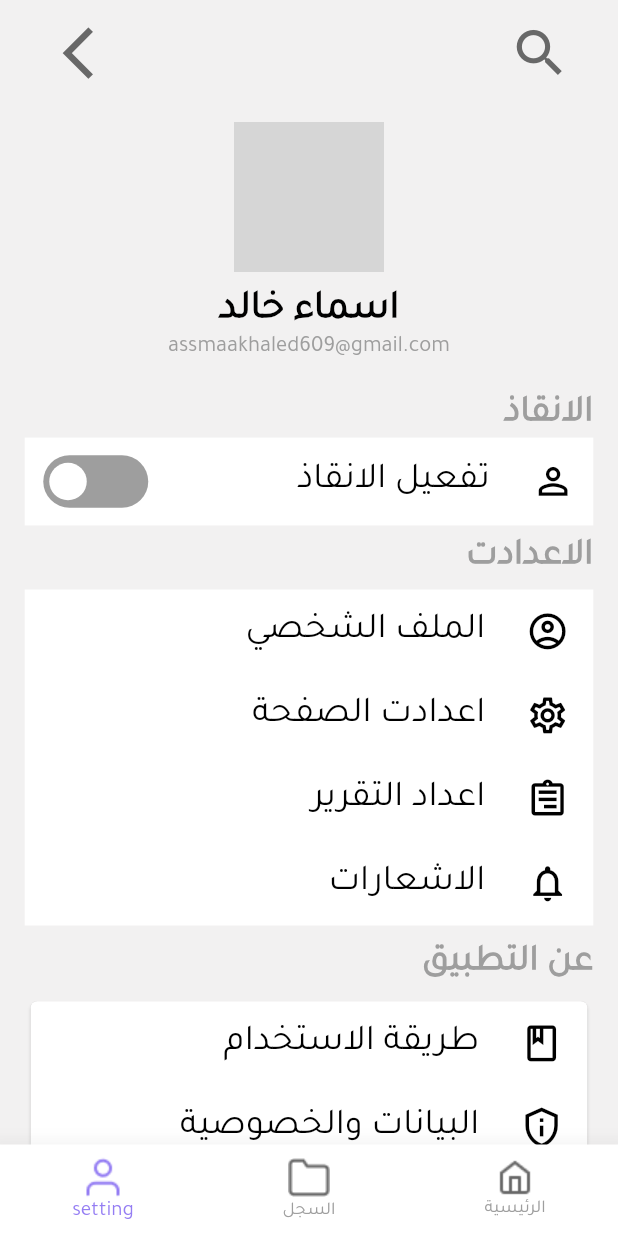
After one commit to Mohamed-Mohanad/PulseApp, a Flutter app: the screen it shows after launch, item 3 of the bottom bar chosen, on a phone screen of 412 x 824 dp. The commit adds this screen. Run offline on Flutter 3.47's test engine with Material 2 defaults, Android fonts, the phone set to English and light mode, and no system bars; drawn by our look-alikes of flutter_switch; our stand-ins replace bloc, cached_network_image, dio, firebase_core, flutter_bloc, flutter_screenutil and 5 more; missing offline and left inert: animate_icons, cloud_firestore_web, day_night_time_picker, firebase_core_web, firebase_database_web, firebase_messaging_web and 1 more; accounts and stored records are empty; network calls fail; grey boxes are pictures that could not be loaded.

Commit message:
under controoool

```diff
--- a/lib/Layout/Main/main_screen.dart
+++ b/lib/Layout/Main/main_screen.dart
@@ -64,7 +64,7 @@ class MainScreen extends StatelessWidget {
           ),
           body: Stack(
             children: [
-              cubit.bottomScreens[cubit.currentIndex],
+              cubit.patientBottomScreens[cubit.currentIndex],
               if (cubit.showHoverScreen)
                 Container(
                   width: double.infinity,
--- /dev/null
+++ b/lib/Layout/helper_main_screen/helper_main_screen.dart
@@ -0,0 +1,52 @@
+import 'package:flutter/material.dart';
+import 'package:flutter_bloc/flutter_bloc.dart';
+
+import '../../Shared/Cubit/cubit.dart';
+import '../../Shared/Cubit/states.dart';
+import '../../Shared/Style/color.dart';
+
+class HelperMainScreen extends StatelessWidget {
+  const HelperMainScreen({Key? key}) : super(key: key);
+
+  @override
+  Widget build(BuildContext context) {
+    return BlocConsumer<AppCubit, AppStates>(
+      listener: (context, state) {},
+      builder: (context, state) {
+        var cubit = AppCubit.get(context);
+        return Scaffold(
+          body: cubit.helperBottomScreens[cubit.currentIndex],
+          bottomNavigationBar: BottomNavigationBar(
+            currentIndex: cubit.currentIndex,
+            onTap: (index) {
+              cubit.changeBottomNav(index);
+            },
+            items: [
+              BottomNavigationBarItem(
+                icon: Image.asset(
+                  "assets/icons/home.png",
+                  color: cubit.currentIndex == 0 ? primaryColor : blackColor,
+                ),
+                label: 'الرئيسية',
+              ),
+              BottomNavigationBarItem(
+                icon: Image.asset(
+                  "assets/icons/history.png",
+                  color: cubit.currentIndex == 1 ? primaryColor : blackColor,
+                ),
+                label: 'السجل',
+              ),
+              BottomNavigationBarItem(
+                icon: Image.asset(
+                  "assets/icons/user.png",
+                  color: cubit.currentIndex == 2 ? primaryColor : blackColor,
+                ),
+                label: 'setting',
+              ),
+            ],
+          ),
+        );
+      },
+    );
+  }
+}
--- a/lib/Layout/onboarding_advices/onboarding_advices.dart
+++ b/lib/Layout/onboarding_advices/onboarding_advices.dart
@@ -4,7 +4,7 @@ import 'package:flutter/material.dart';
 import 'package:smooth_page_indicator/smooth_page_indicator.dart';
 
 import '../../Models/onboarding_advices_data/onboarding_advices_data.dart';
-import '../../Modules/registration_screen/registration_screen.dart';
+import '../../Modules/helper_home_screen/helper_home_screen.dart';
 import '../../Shared/Components/components.dart';
 import '../../Shared/Style/color.dart';
 import '../../Shared/Style/theme.dart';
@@ -166,7 +166,7 @@ class _OnBoardingAdvicesScreen extends State<OnBoardingAdvicesScreen> {
                       if (isLast) {
                         navigateAndFinish(
                           context,
-                          RegistrationScreen(),
+                          const HelperHomeScreen(),
                         );
                       } else {
                         pageController.nextPage(
--- a/lib/Layout/helper_home_screen/helper_home_screen.dart
+++ b/lib/Modules/helper_home_screen/helper_home_screen.dart
@@ -1,9 +1,10 @@
 import 'package:flutter/material.dart';
+import 'package:flutter_screenutil/flutter_screenutil.dart';
 
+import '../../Layout/onboarding_advices/onboarding_advices.dart';
 import '../../Shared/Components/components.dart';
 import '../../Shared/Style/color.dart';
 import '../../Shared/Style/theme.dart';
-import '../onboarding_advices/onboarding_advices.dart';
 
 class HelperHomeScreen extends StatefulWidget {
   const HelperHomeScreen({Key? key}) : super(key: key);
@@ -187,7 +188,7 @@ class _HelperHomeScreenState extends State<HelperHomeScreen> {
                         height: size.height * 0.02,
                       ),
                       Expanded(
-                        flex: 3,
+                        flex: 4,
                         child: Container(
                           width: size.width,
                           decoration: BoxDecoration(
@@ -227,7 +228,7 @@ class _HelperHomeScreenState extends State<HelperHomeScreen> {
                                   ],
                                 ),
                               ),
-                              const VerticalSpace(
+                              VerticalSpace(
                                 height: 15.0,
                               ),
                               Text(
@@ -284,6 +285,11 @@ class _HelperHomeScreenState extends State<HelperHomeScreen> {
                           child: Row(
                             mainAxisAlignment: MainAxisAlignment.center,
                             children: [
+                              Icon(
+                                Icons.notifications,
+                                color: primaryColor,
+                                size: size.width * 0.08,
+                              ),
                               Container(
                                 padding: EdgeInsets.only(
                                   left: size.width * 0.12,
@@ -298,11 +304,6 @@ class _HelperHomeScreenState extends State<HelperHomeScreen> {
                                   textAlign: TextAlign.center,
                                 ),
                               ),
-                              Icon(
-                                Icons.notifications,
-                                color: primaryColor,
-                                size: size.width * 0.08,
-                              ),
                             ],
                           ),
                         ),
@@ -311,6 +312,7 @@ class _HelperHomeScreenState extends State<HelperHomeScreen> {
                         height: size.height * 0.02,
                       ),
                       Expanded(
+                        flex: 2,
                         child: MaterialButton(
                           color: primaryColor.withOpacity(0.8),
                           minWidth: size.width,
@@ -328,6 +330,7 @@ class _HelperHomeScreenState extends State<HelperHomeScreen> {
                             style: bodyText().copyWith(
                               color: Colors.white,
                               fontWeight: FontWeight.bold,
+                              fontSize: 22.0.sp,
                             ),
                           ),
                         ),
@@ -342,7 +345,7 @@ class _HelperHomeScreenState extends State<HelperHomeScreen> {
                   ),
                 ),
               ),
-            )
+            ),
           ],
         ),
       ),
--- /dev/null
+++ b/lib/Modules/helper_setting/helper_setting_screen.dart
@@ -0,0 +1,240 @@
+import 'package:flutter/material.dart';
+import 'package:flutter_screenutil/flutter_screenutil.dart';
+import 'package:flutter_switch/flutter_switch.dart';
+import 'package:pulse_app/Shared/Components/components.dart';
+import 'package:pulse_app/Shared/Style/color.dart';
+import 'package:pulse_app/Shared/Style/theme.dart';
+
+class HelperSettingScreen extends StatefulWidget {
+  static const routeName = "/profile";
+
+  @override
+  _HelperSettingScreenState createState() => _HelperSettingScreenState();
+}
+
+class _HelperSettingScreenState extends State<HelperSettingScreen> {
+  @override
+  Widget build(BuildContext context) {
+    Size size = MediaQuery.of(context).size;
+
+    return Scaffold(
+      body: SafeArea(
+          child: SingleChildScrollView(
+        child: Container(
+          color: whitColor,
+          padding: EdgeInsets.symmetric(
+            horizontal: size.width * 0.04,
+          ),
+          child: Column(
+            children: [
+              Padding(
+                padding: const EdgeInsets.all(15.0),
+                child: Row(
+                  mainAxisAlignment: MainAxisAlignment.spaceBetween,
+                  children: [
+                    Icon(
+                      Icons.search,
+                      size: size.width * 0.1,
+                    ),
+                    Icon(
+                      Icons.arrow_forward_ios,
+                      size: size.width * 0.1,
+                    ),
+                  ],
+                ),
+              ),
+              _getHeader(),
+              Container(
+                child: Text(
+                  'اسماء خالد',
+                  style: headLine(),
+                ),
+              ),
+              _profileName("assmaakhaled609@gmail.com"),
+              const VerticalSpace(
+                height: 14,
+              ),
+              const VerticalSpace(
+                height: 6,
+              ),
+              _heading("الانقاذ"),
+              _helpMode(),
+              const VerticalSpace(
+                height: 6,
+              ),
+              _heading("الاعدادت"),
+              const VerticalSpace(
+                height: 6,
+              ),
+              _detailsCard(),
+              const VerticalSpace(
+                height: 10,
+              ),
+              _heading("عن التطبيق"),
+              const VerticalSpace(
+                height: 6,
+              ),
+              _settingsCard(),
+            ],
+          ),
+        ),
+      )),
+    );
+  }
+
+  Widget _getHeader() {
+    return SingleChildScrollView(
+      child: Row(
+        mainAxisAlignment: MainAxisAlignment.center,
+        children: [
+          Padding(
+            padding: const EdgeInsets.all(10.0),
+            child: Container(
+              height: 100,
+              width: 100,
+              decoration: const BoxDecoration(
+                shape: BoxShape.circle,
+                image: DecorationImage(
+                  fit: BoxFit.cover,
+                  image: NetworkImage(
+                    "https://img.freepik.com/free-photo/no-problem-concept-bearded-man-makes-okay-gesture-has-everything-control-all-fine-gesture-wears-spectacles-jumper-poses-against-pink-wall-says-i-got-this-guarantees-something_273609-42817.jpg?w=996",
+                  ),
+                ),
+              ),
+            ),
+          )
+        ],
+      ),
+    );
+  }
+
+  Widget _profileName(String name) {
+    return SingleChildScrollView(
+      child: Container(
+        width: MediaQuery.of(context).size.width * 0.80, //80% of width,
+        child: Center(
+          child: Text(
+            name,
+            style: const TextStyle(color: Colors.grey),
+          ),
+        ),
+      ),
+    );
+  }
+
+  Widget _heading(String heading) {
+    return Container(
+      width: MediaQuery.of(context).size.width,
+      child: Text(
+        heading,
+        style: subTitle().copyWith(
+          fontSize: 23.0.sp,
+        ),
+      ),
+    );
+  }
+
+  Widget _detailsCard() {
+    return SingleChildScrollView(
+      child: Container(
+        color: Colors.white,
+        child: Column(
+          children: const [
+            //row for each deatails
+            MyListTile(
+              icon: Icons.account_circle_outlined,
+              text: 'الملف الشخصي',
+            ),
+            MyListTile(
+              icon: Icons.settings_outlined,
+              text: "اعدادت الصفحة",
+            ),
+            MyListTile(
+              icon: Icons.assignment_outlined,
+              text: "اعداد التقرير",
+            ),
+            MyListTile(
+              icon: Icons.notifications_outlined,
+              text: "الاشعارات",
+            ),
+          ],
+        ),
+      ),
+    );
+  }
+
+  Widget _settingsCard() {
+    return SingleChildScrollView(
+      child: Card(
+        child: Column(
+          children: const [
+            MyListTile(
+              icon: Icons.book_outlined,
+              text: "طريقة الاستخدام",
+            ),
+            MyListTile(
+              icon: Icons.privacy_tip_outlined,
+              text: "البيانات والخصوصية",
+            ),
+            MyListTile(
+              icon: Icons.error_outline_outlined,
+              text: "الاصدار",
+            ),
+          ],
+        ),
+      ),
+    );
+  }
+
+  Widget _helpMode() {
+    bool status1 = false;
+    bool isSwitchOn = false;
+    [
+      FlutterSwitch(
+        value: isSwitchOn,
+        onToggle: (value) {
+          setState(() {
+            isSwitchOn = value;
+          });
+        },
+      ),
+    ];
+    return SingleChildScrollView(
+      child: Container(
+        padding: EdgeInsets.symmetric(
+          horizontal: MediaQuery.of(context).size.width * 0.03,
+        ),
+        color: Colors.white,
+        height: 60.h,
+        width: 400.w,
+        child: Row(
+          mainAxisAlignment: MainAxisAlignment.spaceBetween,
+          children: [
+            Icon(
+              Icons.person_outline,
+              color: Colors.black,
+              size: MediaQuery.of(context).size.width * 0.07,
+            ),
+            Text(
+              "تفعيل الانقاذ",
+              style: bodyText().copyWith(
+                fontSize: 23.0.sp,
+              ),
+            ),
+            HorizontalSpace(
+              width: MediaQuery.of(context).size.width * 0.1,
+            ),
+            FlutterSwitch(
+              value: status1,
+              onToggle: (val) {
+                setState(() {
+                  status1 = val;
+                });
+              },
+            ),
+          ],
+        ),
+      ),
+    );
+  }
+}
--- a/lib/Modules/login_screen/login_screen.dart
+++ b/lib/Modules/login_screen/login_screen.dart
@@ -1,9 +1,9 @@
 import 'package:flutter/material.dart';
-import 'package:pulse_app/Layout/helper_home_screen/helper_home_screen.dart';
-import 'package:pulse_app/Shared/Style/theme.dart';
 
 import '../../Shared/Components/components.dart';
 import '../../Shared/Style/color.dart';
+import '../../Shared/Style/theme.dart';
+import '../helper_home_screen/helper_home_screen.dart';
 
 class LoginScreen extends StatelessWidget {
   @override
--- a/lib/Shared/Components/components.dart
+++ b/lib/Shared/Components/components.dart
@@ -1354,3 +1354,31 @@ class CalculateBox extends StatelessWidget {
     );
   }
 }
+
+class MyListTile extends StatelessWidget {
+  final String text;
+  final IconData icon;
+
+  const MyListTile({
+    Key? key,
+    required this.text,
+    required this.icon,
+  }) : super(key: key);
+
+  @override
+  Widget build(BuildContext context) {
+    return ListTile(
+      leading: Icon(
+        icon,
+        color: Colors.black,
+        size: MediaQuery.of(context).size.width * 0.07,
+      ),
+      title: Text(
+        text,
+        style: bodyText().copyWith(
+          fontSize: 23.0.sp,
+        ),
+      ),
+    );
+  }
+}
--- a/lib/Shared/Cubit/cubit.dart
+++ b/lib/Shared/Cubit/cubit.dart
@@ -4,6 +4,9 @@ import 'package:flutter_bloc/flutter_bloc.dart';
 
 import '../../Modules/close_people/close_people_screen.dart';
 import '../../Modules/help/help_screen.dart';
+import '../../Modules/helper_history_screen/helper_history_screen.dart';
+import '../../Modules/helper_home_screen/helper_home_screen.dart';
+import '../../Modules/helper_setting/helper_setting_screen.dart';
 import '../../Modules/medicine/medicine_screen.dart';
 import '../../Modules/Home/home_screen.dart';
 import '../Components/components.dart';
@@ -15,11 +18,17 @@ class AppCubit extends Cubit<AppStates> {
   static AppCubit get(context) => BlocProvider.of(context);
 
   int currentIndex = 0;
-  List<Widget> bottomScreens = [
+  List<Widget> patientBottomScreens = [
     const HomeScreen(),
     const closePeople(),
     const helpScreen(),
-     MedicineScreen(),
+    const MedicineScreen(),
+  ];
+
+  List<Widget> helperBottomScreens = [
+    const HelperHomeScreen(),
+    HelperHistoryScreen(),
+    HelperSettingScreen(),
   ];
 
   void changeBottomNav(int index) {
@@ -38,6 +47,7 @@ class AppCubit extends Cubit<AppStates> {
     currentTabIndex = index;
     emit(AppTabState());
   }
+
   int currentHistoryIndex = 0;
   List<Widget> tabHeartHistoryScreens = [
     const DayTab(),
@@ -50,11 +60,10 @@ class AppCubit extends Cubit<AppStates> {
     emit(AppTabState());
   }
 
+  bool showHoverScreen = false;
 
-  bool showHoverScreen = false;
-  void changeHoverScreenState(){
+  void changeHoverScreenState() {
     showHoverScreen = !showHoverScreen;
     emit(HoverScreenChangeState());
   }
-
 }
--- a/lib/main.dart
+++ b/lib/main.dart
@@ -3,7 +3,10 @@ import 'package:flutter/material.dart';
 import 'package:flutter_bloc/flutter_bloc.dart';
 import 'package:flutter_localizations/flutter_localizations.dart';
 import 'package:flutter_screenutil/flutter_screenutil.dart';
+import 'package:pulse_app/Modules/selection_screen/selection_screen.dart';
 
+import 'Layout/helper_main_screen/helper_main_screen.dart';
+import 'Modules/helper_setting/helper_setting_screen.dart';
 import 'Modules/registration_screen/registration_screen.dart';
 import 'Shared/Cubit/bloc_observer.dart';
 import 'Shared/Cubit/cubit.dart';
@@ -56,7 +59,7 @@ class MyApp extends StatelessWidget {
               },
               theme: lightMode,
               themeMode: ThemeMode.light,
-              home: RegistrationScreen(),
+              home: HelperMainScreen(),
             ),
           );
         },
```
Also changed, not shown: assets/icons/history.png (added), assets/icons/user.png (added), lib/Modules/helper_history_screen/helper_history_screen.dart (renamed from lib/Layout/helper_history_screen/helper_history_screen.dart).
